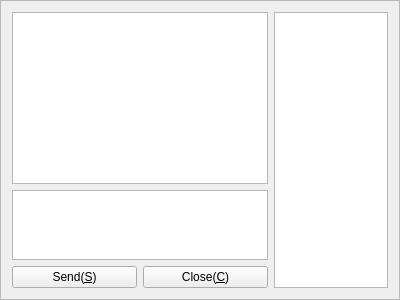
Before: the Qt Designer form Widgets/FrmGroupChat/FrmGroupChat.ui in KangLin/RabbitIm, drawn with Qt 5.
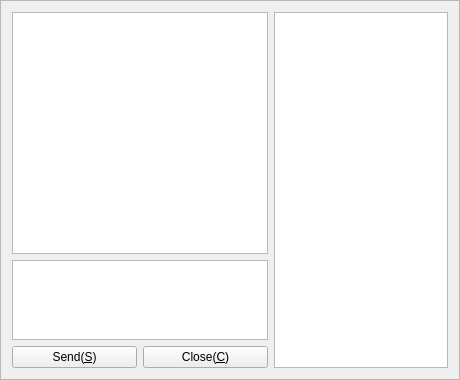
After: the same form once the commit is applied.

What changed in the file:
```diff
--- a/Widgets/FrmGroupChat/FrmGroupChat.ui
+++ b/Widgets/FrmGroupChat/FrmGroupChat.ui
@@ -6,8 +6,8 @@
    <rect>
     <x>0</x>
     <y>0</y>
-    <width>400</width>
-    <height>300</height>
+    <width>460</width>
+    <height>380</height>
    </rect>
   </property>
   <property name="windowTitle">
@@ -30,6 +30,9 @@
          <verstretch>3</verstretch>
         </sizepolicy>
        </property>
+       <property name="readOnly">
+        <bool>true</bool>
+       </property>
       </widget>
      </item>
      <item>
```
